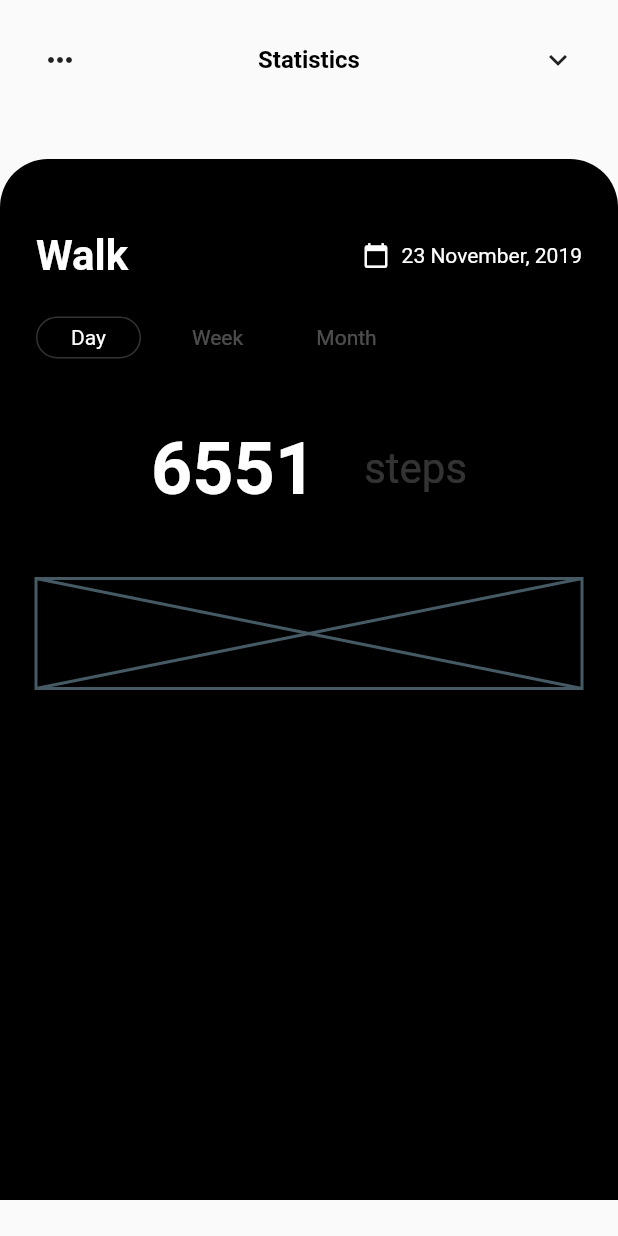
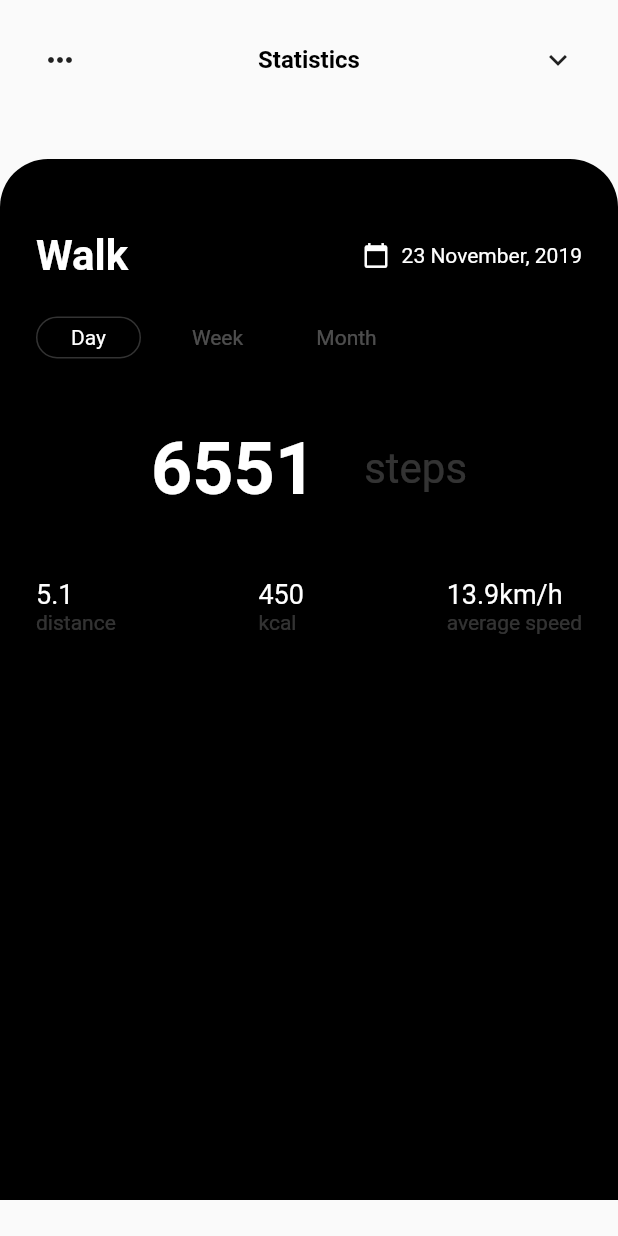
Before and after one commit to JAICHANGPARK/flutter_notebook_the_third_story, a Flutter app: the StatisticsPage screen opened directly, on a phone screen of 412 x 824 dp. Run offline on Flutter 3.47's test engine with Material 2 defaults, Android fonts, the phone set to English and light mode, and no system bars; our stand-ins replace badges, page_transition.

Commit message:
Update static_page.dart

```diff
--- a/lib/fitness_activity_tracker/static_page.dart
+++ b/lib/fitness_activity_tracker/static_page.dart
@@ -154,17 +154,71 @@ class _StatisticsPageState extends State<StatisticsPage> {
                                   fontWeight: FontWeight.bold,
                                 ),
                               ),
-                              SizedBox(width: 32,),
-                              Text("steps", style: TextStyle(
-                                color: Colors.white.withOpacity(0.2),
-                                fontSize: 28,
-                              ),)
+                              SizedBox(
+                                width: 32,
+                              ),
+                              Text(
+                                "steps",
+                                style: TextStyle(
+                                  color: Colors.white.withOpacity(0.2),
+                                  fontSize: 28,
+                                ),
+                              )
                             ],
                           ),
                         ),
                         Expanded(
                           flex: 2,
-                          child: Placeholder(),
+                          child: Row(
+                            mainAxisAlignment: MainAxisAlignment.spaceBetween,
+                            children: <Widget>[
+                              Column(
+                                crossAxisAlignment: CrossAxisAlignment.start,
+                                children: <Widget>[
+                                  Text(
+                                    "5.1",
+                                    style: TextStyle(
+                                        color: Colors.white, fontSize: 18),
+                                  ),
+                                  Text(
+                                    "distance",
+                                    style: TextStyle(
+                                        color: Colors.white.withOpacity(0.2)),
+                                  )
+                                ],
+                              ),
+                              Column(
+                                crossAxisAlignment: CrossAxisAlignment.start,
+                                children: <Widget>[
+                                  Text(
+                                    "450",
+                                    style: TextStyle(
+                                        color: Colors.white, fontSize: 18),
+                                  ),
+                                  Text(
+                                    "kcal",
+                                    style: TextStyle(
+                                        color: Colors.white.withOpacity(0.2)),
+                                  )
+                                ],
+                              ),
+                              Column(
+                                crossAxisAlignment: CrossAxisAlignment.start,
+                                children: <Widget>[
+                                  Text(
+                                    "13.9km/h",
+                                    style: TextStyle(
+                                        color: Colors.white, fontSize: 18),
+                                  ),
+                                  Text(
+                                    "average speed",
+                                    style: TextStyle(
+                                        color: Colors.white.withOpacity(0.2)),
+                                  )
+                                ],
+                              )
+                            ],
+                          ),
                         ),
                       ],
                     ),
```
